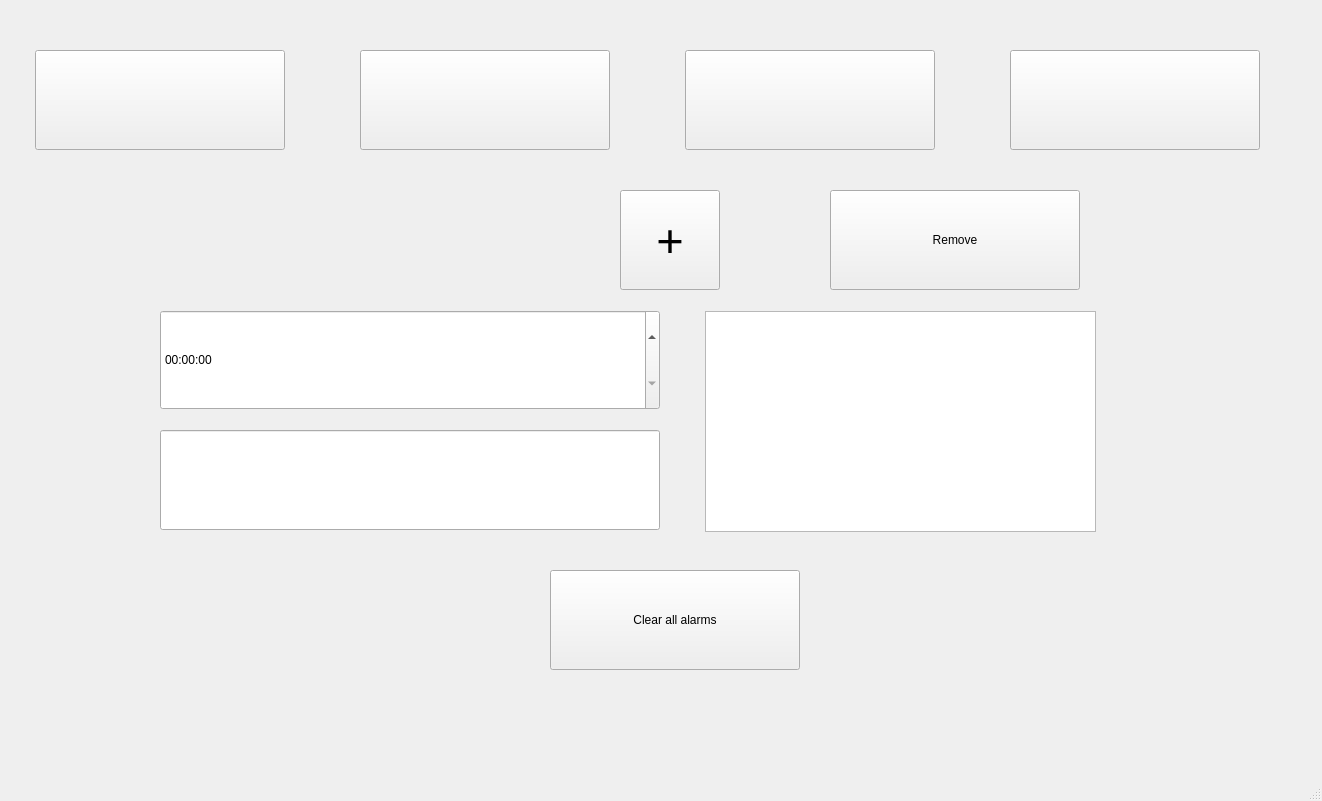
Qt form C++/Projects/Clock/QtGUI/ClockGUI/mainwindow.ui (MikitaVitkouski/BSU) before a commit.
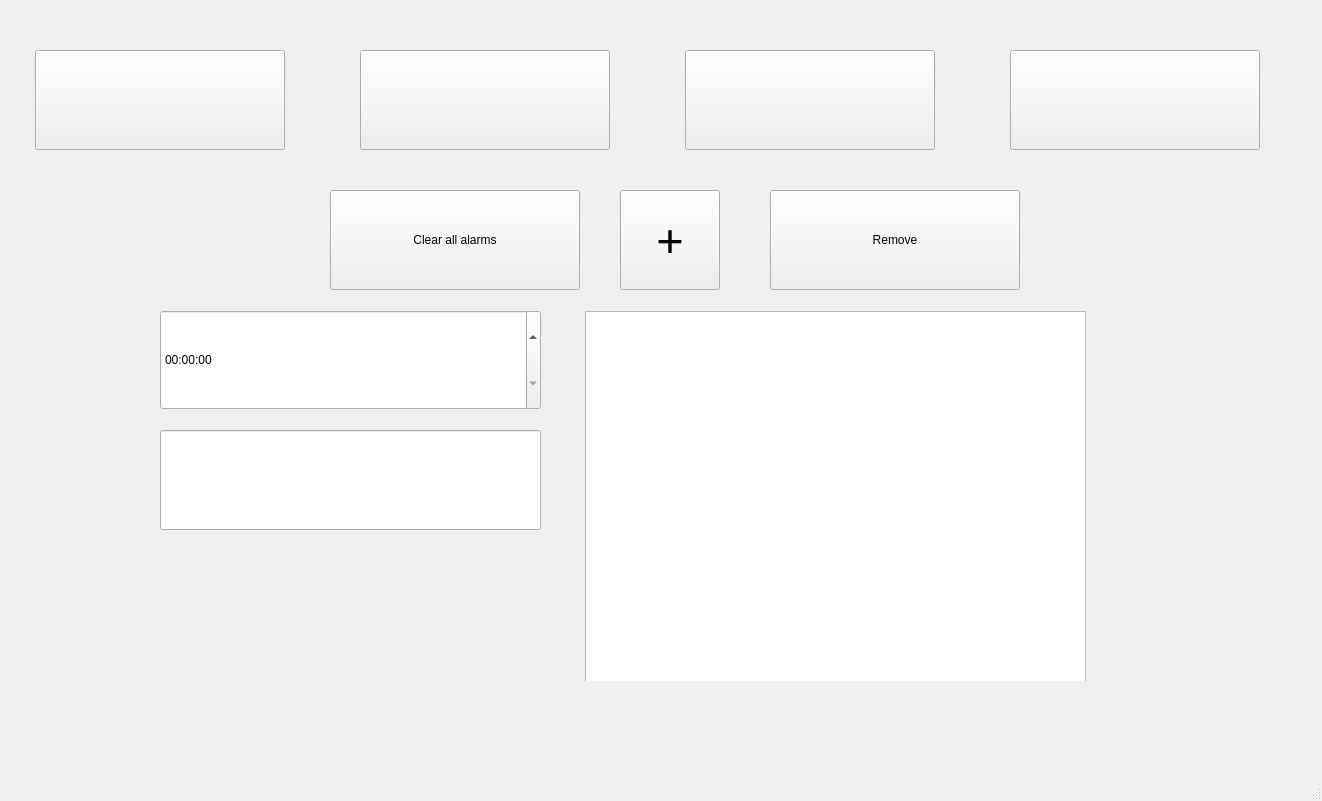
The same form after that commit. Icons and pictures are not drawn.

Commit message: Fix the problem when listWidgetAlarms was being updating every second, so you could not use scrollbar vertically properly

```diff
--- a/C++/Projects/Clock/QtGUI/ClockGUI/mainwindow.ui
+++ b/C++/Projects/Clock/QtGUI/ClockGUI/mainwindow.ui
@@ -185,7 +185,7 @@
        <rect>
         <x>10</x>
         <y>130</y>
-        <width>500</width>
+        <width>381</width>
         <height>100</height>
        </rect>
       </property>
@@ -195,7 +195,7 @@
        <rect>
         <x>10</x>
         <y>250</y>
-        <width>500</width>
+        <width>381</width>
         <height>100</height>
        </rect>
       </property>
@@ -203,8 +203,8 @@
      <widget class="QPushButton" name="btnDeleteAlarms">
       <property name="geometry">
        <rect>
-        <x>400</x>
-        <y>390</y>
+        <x>180</x>
+        <y>10</y>
         <width>250</width>
         <height>100</height>
        </rect>
@@ -216,7 +216,7 @@
      <widget class="QPushButton" name="btnRemoveSelectedAlarm">
       <property name="geometry">
        <rect>
-        <x>680</x>
+        <x>620</x>
         <y>10</y>
         <width>250</width>
         <height>100</height>
@@ -229,10 +229,10 @@
      <widget class="QListWidget" name="listWidgetAlarms">
       <property name="geometry">
        <rect>
-        <x>555</x>
+        <x>435</x>
         <y>131</y>
-        <width>391</width>
-        <height>221</height>
+        <width>501</width>
+        <height>371</height>
        </rect>
       </property>
      </widget>
```
The commit also changes 2 other files.
